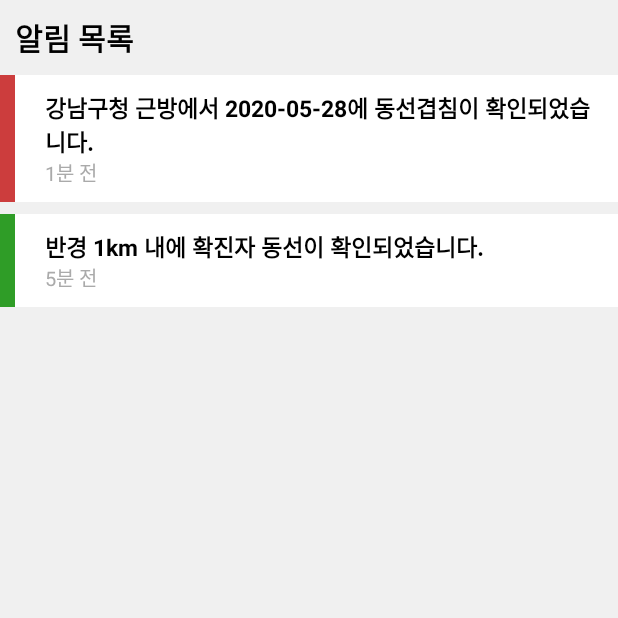
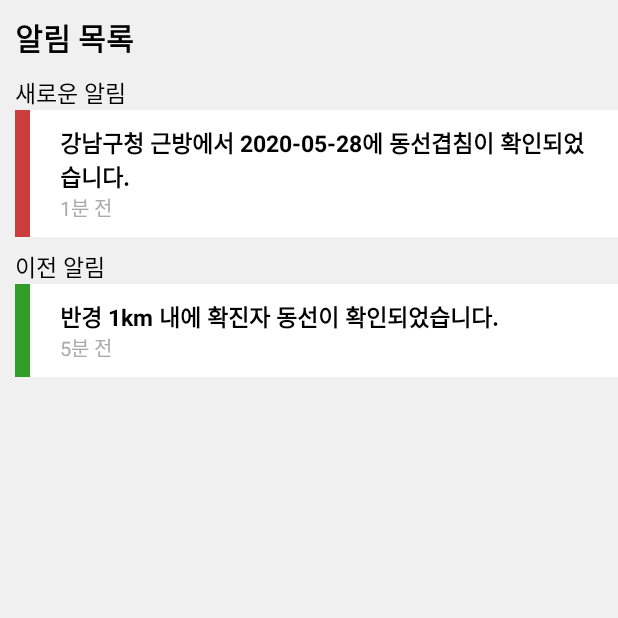
Before and after one commit to chaeso7279/CoronaTeamProject_FrontEnd, an Android app: the NotificationListActivity screen opened directly, with no data from a screen before it, on a phone screen of 412 x 824 dp, the top half of it. Run offline under Robolectric (Android 15) with nearby library versions, the phone set to English and light mode, and no system bars.

Commit message:
Notification_List: 새로운알림, 이전 알림으로 분할(RecyclerView 2개 사용)

```diff
--- a/Atchui/app/src/main/AndroidManifest.xml
+++ b/Atchui/app/src/main/AndroidManifest.xml
@@ -13,7 +13,9 @@
         android:roundIcon="@mipmap/ic_launcher_round"
         android:supportsRtl="true"
         android:theme="@style/AppTheme">
-        <activity android:name=".CurrentResultActivity"></activity>
+        <activity android:name=".Noti_Fragment"></activity>
+        <activity android:name=".Noti_newFragment" />
+        <activity android:name=".CurrentResultActivity" />
         <activity android:name=".PathResultActivity" />
         <activity android:name=".NotificationListActivity" />
         <activity android:name=".HelpActivity" />
--- /dev/null
+++ b/Atchui/app/src/main/java/com/example/atchui/Noti_Fragment.java
@@ -0,0 +1,86 @@
+package com.example.atchui;
+
+import androidx.annotation.Nullable;
+import androidx.appcompat.app.AppCompatActivity;
+import androidx.fragment.app.Fragment;
+import androidx.recyclerview.widget.LinearLayoutManager;
+import androidx.recyclerview.widget.RecyclerView;
+
+import android.content.Intent;
+import android.os.Bundle;
+import android.view.LayoutInflater;
+import android.view.View;
+import android.view.ViewGroup;
+
+public class Noti_Fragment extends Fragment implements Noti_RecyclerAdapter.OnListItemSelectedInterface {
+    private static final int CURRENT_NOTIFICATION = 1;
+    private static final int PATH_NOTIFICATION = 2;
+    private Noti_RecyclerAdapter adapter;
+    private RecyclerView recyclerView;
+
+    @Override
+    public View onCreateView(LayoutInflater inflater, ViewGroup container,
+                                Bundle savedInstanceState) {
+        View view = inflater.inflate(R.layout.activity_noti__fragment, container, false);
+
+        Initialize(view);
+        setData();
+        return view;
+    }
+
+    @Override
+    public void onCreate(@Nullable Bundle savedInstanceState) {
+        super.onCreate(savedInstanceState);
+    }
+
+    @Override
+    public void onActivityCreated(@Nullable Bundle savedInstanceState) {
+        super.onActivityCreated(savedInstanceState);
+    }
+
+    private void Initialize(View view) {
+
+        recyclerView = view.findViewById(R.id.recycler_noti);
+
+        LinearLayoutManager linearLayoutManager = new LinearLayoutManager(getActivity());
+        recyclerView.setLayoutManager(linearLayoutManager);
+
+        adapter = new Noti_RecyclerAdapter(this);
+        recyclerView.setAdapter(adapter);
+    }
+    private void setData() {
+        //ItemType: CURRENT_NOTIFICATION: 현위치 알림, PATH_NOTIFICATION: 지난경로 알림
+
+        Noti_RecyclerItem item = new Noti_RecyclerItem();
+        item.setItemType(CURRENT_NOTIFICATION);
+        item.setLabelColor(this.getResources().getColor(R.color.label_green));
+        item.setTextStr("반경 1km 내에 확진자 동선이 확인되었습니다.");
+        item.setTimeStr("5분 전");
+
+        adapter.addItem(item);
+
+        adapter.notifyDataSetChanged();
+    }
+    @Override
+    public void onItemSelected(View v, int position) {
+        Noti_RecyclerAdapter.Noti_ItemViewHolder viewHolder =
+                (Noti_RecyclerAdapter.Noti_ItemViewHolder)recyclerView.findViewHolderForAdapterPosition(position);
+
+        if(viewHolder.itemType == 1){
+            Intent intent = new Intent(getActivity(), CurrentResultActivity.class);
+
+            //데이터(position) 송신
+            intent.putExtra("position",position);
+
+            startActivity(intent);
+        }
+        else if(viewHolder.itemType == 2){
+            Intent intent = new Intent(getActivity(), PathResultActivity.class);
+
+            //데이터(position) 송신
+            intent.putExtra("position",position);
+
+            startActivity(intent);
+        }
+    }
+}
--- /dev/null
+++ b/Atchui/app/src/main/java/com/example/atchui/Noti_newFragment.java
@@ -0,0 +1,87 @@
+package com.example.atchui;
+
+import androidx.annotation.Nullable;
+import androidx.appcompat.app.AppCompatActivity;
+import androidx.fragment.app.Fragment;
+import androidx.recyclerview.widget.LinearLayoutManager;
+import androidx.recyclerview.widget.RecyclerView;
+
+import android.content.Intent;
+import android.os.Bundle;
+import android.view.LayoutInflater;
+import android.view.View;
+import android.view.ViewGroup;
+
+public class Noti_newFragment extends Fragment implements Noti_RecyclerAdapter.OnListItemSelectedInterface {
+    private static final int CURRENT_NOTIFICATION = 1;
+    private static final int PATH_NOTIFICATION = 2;
+
+    private Noti_RecyclerAdapter new_adapter;
+    private RecyclerView new_recyclerView;
+
+    @Override
+    public View onCreateView(LayoutInflater inflater, ViewGroup container,
+                             Bundle savedInstanceState) {
+        View view = inflater.inflate(R.layout.activity_noti_new_fragment, container, false);
+
+        Initialize(view);
+        setData();
+        return view;
+    }
+
+    @Override
+    public void onCreate(@Nullable Bundle savedInstanceState) {
+        super.onCreate(savedInstanceState);
+    }
+
+    @Override
+    public void onActivityCreated(@Nullable Bundle savedInstanceState) {
+        super.onActivityCreated(savedInstanceState);
+    }
+
+    private void Initialize(View view) {
+
+        new_recyclerView = view.findViewById(R.id.recycler_newnoti);
+
+        LinearLayoutManager linearLayoutManager = new LinearLayoutManager(getActivity());
+        new_recyclerView.setLayoutManager(linearLayoutManager);
+
+        new_adapter = new Noti_RecyclerAdapter(this);
+        new_recyclerView.setAdapter(new_adapter);
+    }
+    private void setData() {
+        //ItemType: CURRENT_NOTIFICATION: 현위치 알림, PATH_NOTIFICATION: 지난경로 알림
+
+        Noti_RecyclerItem item = new Noti_RecyclerItem();
+        item.setItemType(PATH_NOTIFICATION);
+        item.setLabelColor(this.getResources().getColor(R.color.label_red));
+        item.setTextStr("강남구청 근방에서 2020-05-28에 동선겹침이 확인되었습니다.");
+        item.setTimeStr("1분 전");
+
+        new_adapter.addItem(item);
+
+        new_adapter.notifyDataSetChanged();
+    }
+    @Override
+    public void onItemSelected(View v, int position) {
+        Noti_RecyclerAdapter.Noti_ItemViewHolder viewHolder =
+                (Noti_RecyclerAdapter.Noti_ItemViewHolder)new_recyclerView.findViewHolderForAdapterPosition(position);
+
+        if(viewHolder.itemType == 1){
+            Intent intent = new Intent(getActivity(), CurrentResultActivity.class);
+
+            //데이터(position) 송신
+            intent.putExtra("position",position);
+
+            startActivity(intent);
+        }
+        else if(viewHolder.itemType == 2){
+            Intent intent = new Intent(getActivity(), PathResultActivity.class);
+
+            //데이터(position) 송신
+            intent.putExtra("position",position);
+
+            startActivity(intent);
+        }
+    }
+}
--- a/Atchui/app/src/main/java/com/example/atchui/NotificationListActivity.java
+++ b/Atchui/app/src/main/java/com/example/atchui/NotificationListActivity.java
@@ -2,6 +2,8 @@ package com.example.atchui;
 
 import androidx.annotation.RequiresApi;
 import androidx.appcompat.app.AppCompatActivity;
+import androidx.fragment.app.FragmentManager;
+import androidx.fragment.app.FragmentTransaction;
 import androidx.recyclerview.widget.DividerItemDecoration;
 import androidx.recyclerview.widget.LinearLayoutManager;
 import androidx.recyclerview.widget.RecyclerView;
@@ -16,77 +18,14 @@ import android.widget.Toast;
 
 import java.util.ArrayList;
 
-public class NotificationListActivity extends AppCompatActivity implements Noti_RecyclerAdapter.OnListItemSelectedInterface {
+public class NotificationListActivity extends AppCompatActivity {
 
-    private static final int CURRENT_NOTIFICATION = 1;
-    private static final int PATH_NOTIFICATION = 2;
-
-    private Noti_RecyclerAdapter mAdapter;
-    private RecyclerView mRecyclerView;
     @Override
     protected void onCreate(Bundle savedInstanceState) {
         super.onCreate(savedInstanceState);
         setContentView(R.layout.activity_notification_list);
 
-        Initialize();
-        setData();
     }
 
-    private void Initialize() {
-        mRecyclerView = findViewById(R.id.recycler_noti);
 
-        LinearLayoutManager linearLayoutManager = new LinearLayoutManager(this);
-        mRecyclerView.setLayoutManager(linearLayoutManager);
-
-        mAdapter = new Noti_RecyclerAdapter(this);
-        mRecyclerView.setAdapter(mAdapter);
-    }
-
-    private void setData() {
-        //ItemType: CURRENT_NOTIFICATION: 현위치 알림, PATH_NOTIFICATION: 지난경로 알림
-
-        Noti_RecyclerItem item = new Noti_RecyclerItem();
-        item.setItemType(CURRENT_NOTIFICATION);
-        item.setLabelColor(this.getResources().getColor(R.color.label_green));
-        item.setTextStr("반경 1km 내에 확진자 동선이 확인되었습니다.");
-        item.setTimeStr("5분 전");
-
-        mAdapter.addItem(item);
-
-        item = new Noti_RecyclerItem();
-        item.setItemType(PATH_NOTIFICATION);
-        item.setLabelColor(this.getResources().getColor(R.color.label_red));
-        item.setTextStr("강남구청 근방에서 2020-05-28에 동선겹침이 확인되었습니다.");
-        item.setTimeStr("1분 전");
-
-        mAdapter.addItem(item);
-
-        mAdapter.notifyDataSetChanged();
-
-    }
-
-    @Override
-    public void onItemSelected(View v, int position) {
-        Noti_RecyclerAdapter.Noti_ItemViewHolder viewHolder =
-                (Noti_RecyclerAdapter.Noti_ItemViewHolder)mRecyclerView.findViewHolderForAdapterPosition(position);
-        Toast.makeText(this, viewHolder.textTime.getText().toString(), Toast.LENGTH_SHORT).show();
-
-        if(viewHolder.itemType == 1){
-            Intent intent = new Intent(getApplicationContext(), CurrentResultActivity.class);
-
-            //데이터(position) 송신
-            intent.putExtra("position",position);
-
-            startActivity(intent);
-        }
-        else if(viewHolder.itemType == 2){
-            Intent intent = new Intent(getApplicationContext(), PathResultActivity.class);
-
-            //데이터(position) 송신
-            intent.putExtra("position",position);
-
-            startActivity(intent);
-        }
-
-    }
 }
--- /dev/null
+++ b/Atchui/app/src/main/res/layout/activity_noti__fragment.xml
@@ -0,0 +1,18 @@
+<?xml version="1.0" encoding="utf-8"?>
+<androidx.constraintlayout.widget.ConstraintLayout xmlns:android="http://schemas.android.com/apk/res/android"
+    xmlns:app="http://schemas.android.com/apk/res-auto"
+    xmlns:tools="http://schemas.android.com/tools"
+    android:layout_width="match_parent"
+    android:layout_height="match_parent"
+    tools:context=".Noti_Fragment">
+
+    <androidx.recyclerview.widget.RecyclerView
+        android:id="@+id/recycler_noti"
+        android:layout_width="match_parent"
+        android:layout_height="wrap_content"
+        android:background="#F0F0F0"
+        app:layout_constraintTop_toTopOf="parent"
+        app:layout_constraintLeft_toLeftOf="parent"
+        app:layout_constraintRight_toRightOf="parent"
+        />
+</androidx.constraintlayout.widget.ConstraintLayout>
--- /dev/null
+++ b/Atchui/app/src/main/res/layout/activity_noti_new_fragment.xml
@@ -0,0 +1,18 @@
+<?xml version="1.0" encoding="utf-8"?>
+<androidx.constraintlayout.widget.ConstraintLayout xmlns:android="http://schemas.android.com/apk/res/android"
+    xmlns:app="http://schemas.android.com/apk/res-auto"
+    xmlns:tools="http://schemas.android.com/tools"
+    android:layout_width="match_parent"
+    android:layout_height="match_parent"
+    tools:context=".Noti_newFragment">
+    <androidx.recyclerview.widget.RecyclerView
+        android:id="@+id/recycler_newnoti"
+        android:layout_width="match_parent"
+        android:layout_height="wrap_content"
+        android:background="#F0F0F0"
+        app:layout_constraintTop_toTopOf="parent"
+        app:layout_constraintLeft_toLeftOf="parent"
+        app:layout_constraintRight_toRightOf="parent"
+        />
+
+</androidx.constraintlayout.widget.ConstraintLayout>
--- a/Atchui/app/src/main/res/layout/activity_notification_list.xml
+++ b/Atchui/app/src/main/res/layout/activity_notification_list.xml
@@ -17,7 +17,7 @@
         android:text="알림 목록"
 
         android:padding="10dp"
-        app:layout_constraintBottom_toTopOf="@id/recycler_noti"
+        app:layout_constraintBottom_toTopOf="@id/newNotiLayout"
         app:layout_constraintLeft_toLeftOf="parent"
         app:layout_constraintRight_toRightOf="parent"
         app:layout_constraintTop_toTopOf="parent"
@@ -28,16 +28,56 @@
         android:textStyle="bold"
         android:background="#F0F0F0"
         />
-
-    <androidx.recyclerview.widget.RecyclerView
-        android:id="@+id/recycler_noti"
+    <LinearLayout
+        android:id="@+id/newNotiLayout"
         android:layout_width="match_parent"
-        android:layout_height="0dp"
+        android:layout_height="wrap_content"
         app:layout_constraintLeft_toLeftOf="parent"
         app:layout_constraintRight_toRightOf="parent"
-        app:layout_constraintBottom_toBottomOf="parent"
         app:layout_constraintTop_toBottomOf="@id/title_noti"
-        android:background="#F0F0F0"
-        />
+        app:layout_constraintBottom_toTopOf="@id/NotiLayout"
+        android:orientation="vertical"
+        android:layout_marginLeft="10dp">
+        <TextView
+            android:id="@+id/textview_newNoti"
+            android:layout_width="wrap_content"
+            android:layout_height="wrap_content"
+            android:textSize="15sp"
+            android:textColor="@android:color/black"
+            android:text="새로운 알림"
+            />
+        <fragment
+            android:id="@+id/noti_newfragment"
+            android:layout_width="match_parent"
+            android:layout_height="wrap_content"
+            android:name="com.example.atchui.Noti_newFragment"
+            tools:layout="@layout/activity_notification_list"
+            />
+    </LinearLayout>
+    <LinearLayout
+        android:id="@+id/NotiLayout"
+        android:layout_width="match_parent"
+        android:layout_height="wrap_content"
+        app:layout_constraintLeft_toLeftOf="parent"
+        app:layout_constraintRight_toRightOf="parent"
+        app:layout_constraintTop_toBottomOf="@id/newNotiLayout"
+        android:orientation="vertical"
+        android:layout_marginLeft="10dp">
+        <TextView
+            android:id="@+id/textview_Noti"
+            android:layout_width="wrap_content"
+            android:layout_height="wrap_content"
+            android:textSize="15sp"
+            android:textColor="@android:color/black"
+            android:text="이전 알림"
+            />
+        <fragment
+            android:id="@+id/noti_fragment"
+            android:layout_width="match_parent"
+            android:layout_height="wrap_content"
+            android:name="com.example.atchui.Noti_Fragment"
+            tools:layout="@layout/activity_notification_list"
+            />
+    </LinearLayout>
 
 </androidx.constraintlayout.widget.ConstraintLayout>
```
